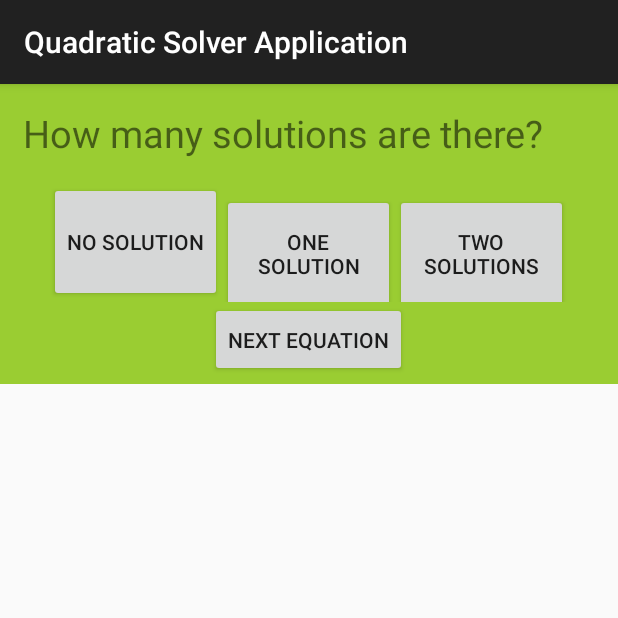
After one commit to MannySandhu/Android-Quadratic-App, an Android app: the fragment QuizFragment shown on its own in the app's theme, on a phone screen of 412 x 824 dp, the top half of it. The commit adds this screen. Run offline under Robolectric (Android 15) with nearby library versions, the phone set to English and light mode, and no system bars.

Commit message:
Added quiz activity and two fragment classes and XML layouts

```diff
--- a/QuadraticSolverApplication/app/src/main/java/com/sandhu/manny/quadraticsolverapplication/Home.java
+++ b/QuadraticSolverApplication/app/src/main/java/com/sandhu/manny/quadraticsolverapplication/Home.java
@@ -49,16 +49,20 @@ public class Home extends Activity implements View.OnClickListener {
             case R.id.quadraticQuizButton:
                 Log.d(TAG, "Quadratic Quiz button pressed");
                 //Start quiz activity
+                startActivity(new Intent(Home.this, QuizActivity.class));
                 break;
+
             case R.id.quadraticSolverButton:
                 Log.d(TAG, "Quadratic Solver button pressed");
                 // Start Solver activity
                 startActivity(new Intent(Home.this, Solver.class));
                 break;
+
             case R.id.quadraticTutorialButton:
                 Log.d(TAG, "Quadratic Tutorial button pressed");
                 //Start tutorial activity
                 break;
+
         }
 
     }
--- /dev/null
+++ b/QuadraticSolverApplication/app/src/main/java/com/sandhu/manny/quadraticsolverapplication/QuizFragment.java
@@ -0,0 +1,24 @@
+package com.sandhu.manny.quadraticsolverapplication;
+
+import android.app.Fragment;
+import android.os.Bundle;
+import android.support.annotation.Nullable;
+import android.view.LayoutInflater;
+import android.view.View;
+import android.view.ViewGroup;
+
+import com.sandhu.manny.quadraticsolverapplication.R;
+
+/**
+ * Created by Manny S on 29/06/2015.
+ */
+public class QuizFragment extends Fragment {
+
+    @Nullable
+    @Override
+    public View onCreateView(LayoutInflater inflater, ViewGroup container, Bundle savedInstanceState) {
+
+        View v = inflater.inflate(R.layout.quiz_fragment_layout, container, false);
+        return v;
+    }
+}
--- /dev/null
+++ b/QuadraticSolverApplication/app/src/main/res/layout/quiz_fragment_layout.xml
@@ -0,0 +1,51 @@
+<?xml version="1.0" encoding="utf-8"?>
+<LinearLayout xmlns:android="http://schemas.android.com/apk/res/android"
+    android:layout_width="match_parent" android:layout_height="200dp"
+    android:background="#9ACD32">
+
+    <LinearLayout
+        android:layout_width="match_parent"
+        android:layout_height="match_parent"
+        android:orientation="vertical"
+        android:layout_gravity="center">
+
+        <TextView
+            android:layout_width="wrap_content"
+            android:layout_height="wrap_content"
+            android:padding="15dp"
+            android:textSize="25sp"
+            android:text="@string/fragmentSolutionChoice"/>
+
+        <LinearLayout
+            android:layout_width="wrap_content"
+            android:layout_height="wrap_content"
+            android:orientation="horizontal"
+            android:layout_gravity="center">
+
+            <Button
+                android:id="@+id/NoSolutionButton"
+                android:layout_width="115dp"
+                android:layout_height="80dp"
+                android:text="@string/noSolution"/>
+            <Button
+                android:id="@+id/OneSolutionButton"
+                android:layout_width="115dp"
+                android:layout_height="80dp"
+                android:text="@string/oneSolution"/>
+            <Button
+                android:id="@+id/TwoSolutionButton"
+                android:layout_width="115dp"
+                android:layout_height="80dp"
+                android:text="@string/twoSolutions"/>
+
+        </LinearLayout>
+
+        <Button
+            android:layout_gravity="center"
+            android:layout_width="wrap_content"
+            android:layout_height="50dp"
+            android:text="@string/next"/>
+
+    </LinearLayout>
+
+</LinearLayout>
--- a/QuadraticSolverApplication/app/src/main/res/values/strings.xml
+++ b/QuadraticSolverApplication/app/src/main/res/values/strings.xml
@@ -27,6 +27,15 @@
     <string name="q1">1x^2 + 4x + 4 = 0</string>
     <string name="q2">1x^2 + x - 4 = 0</string>
 
+    <!-- quiz fragment -->
+    <string name="fragmentSolutionChoice">How many solutions are there?</string>
+    <string name="twoSolutionInformation">Enter two values:</string>
+    <string name="noSolution">No Solution</string>
+    <string name="oneSolution">One Solution</string>
+    <string name="twoSolutions">Two Solutions</string>
+    <string name="next">Next Equation</string>
+    <string name="backButton">Back</string>
+
 
 
 
```
Also changed, not shown: QuadraticSolverApplication/app/src/main/java/com/sandhu/manny/quadraticsolverapplication/QuizActivity.java (+82 -13 lines), QuadraticSolverApplication/app/src/main/java/com/sandhu/manny/quadraticsolverapplication/TwoSolutionFragment.java (added, +22 -0 lines), QuadraticSolverApplication/app/src/main/res/layout/activity_quiz.xml (+8 -32 lines), QuadraticSolverApplication/app/src/main/res/layout/two_solution_fragment.xml (added, +70 -0 lines).
